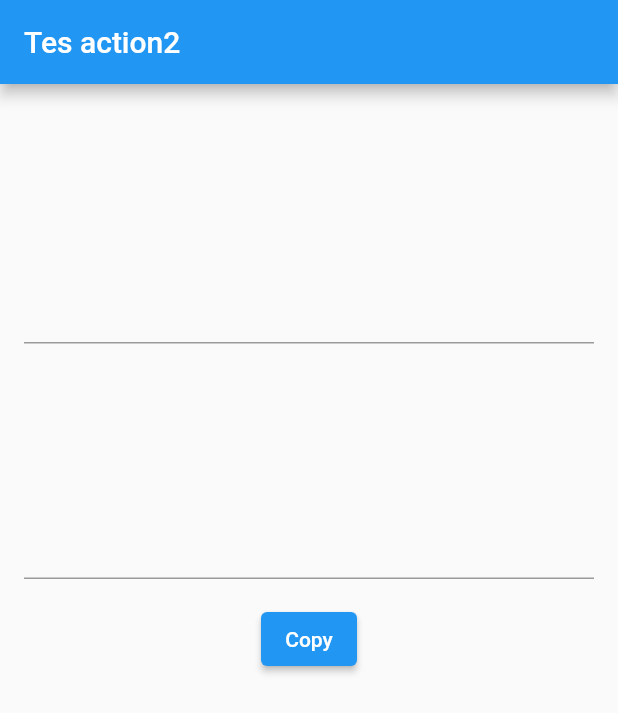
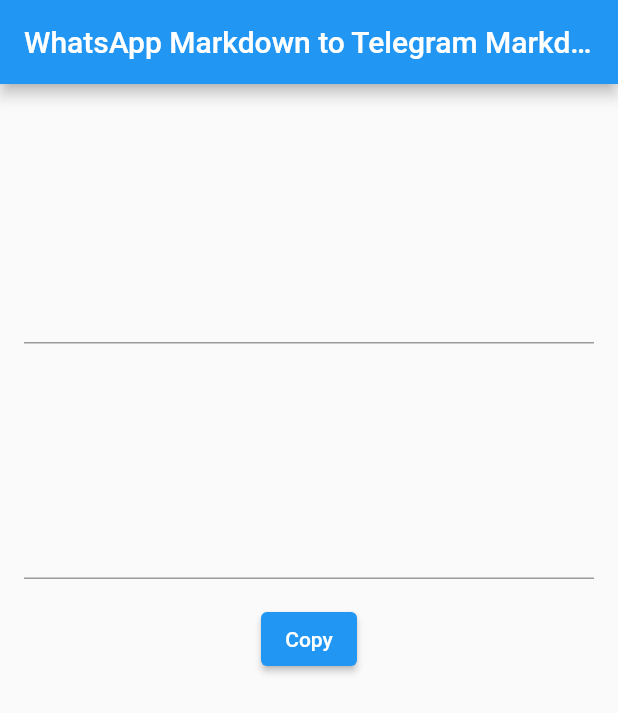
Before and after one commit to ftharyanto/wa2telegram, a Flutter app: the screen it shows after launch, on a phone screen of 412 x 824 dp. Shown: the top 713 px of the screen. Run offline on Flutter 3.47's test engine with Material 2 defaults, Android fonts, the phone set to English and light mode, and no system bars.

Commit message:
minor changes

```diff
--- a/lib/main.dart
+++ b/lib/main.dart
@@ -64,7 +64,7 @@
   Widget build(BuildContext context) {
     return Scaffold(
       appBar: AppBar(
-        title: Text('Tes action2'),
+        title: Text('WhatsApp Markdown to Telegram Markdown'),
       ),
       body: Padding(
         padding: const EdgeInsets.all(16.0),
```
